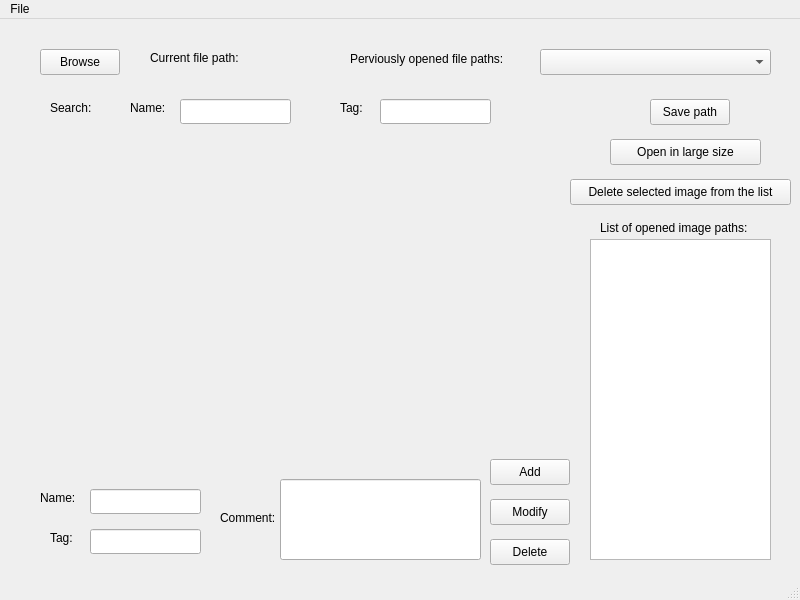
Skiba19/Qt-framework, file Beadando/mainwindow.ui: the form before one commit.
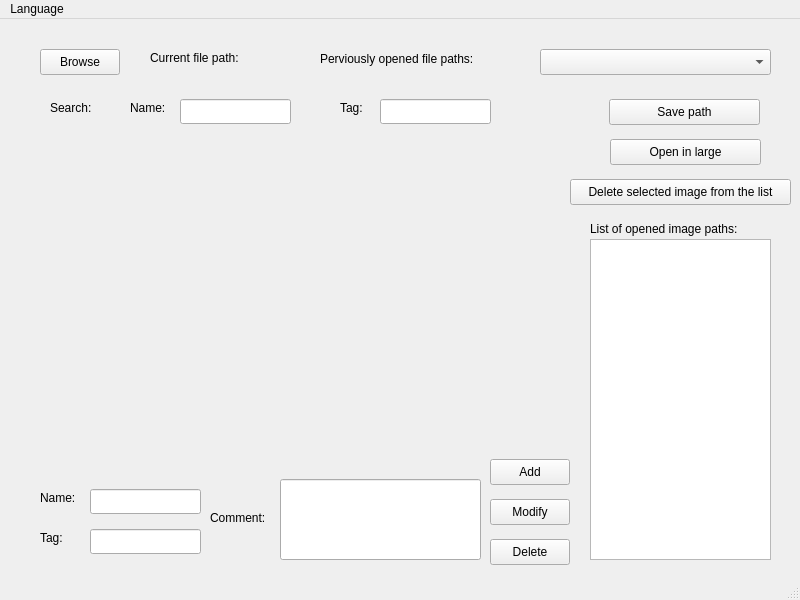
The form after the commit.

Diff of the .ui file:
```diff
--- a/Beadando/mainwindow.ui
+++ b/Beadando/mainwindow.ui
@@ -53,9 +53,9 @@
    <widget class="QLabel" name="label_3">
     <property name="geometry">
      <rect>
-      <x>350</x>
+      <x>320</x>
       <y>30</y>
-      <width>181</width>
+      <width>241</width>
       <height>20</height>
      </rect>
     </property>
@@ -102,10 +102,10 @@
    <widget class="QLabel" name="label_2">
     <property name="geometry">
      <rect>
-      <x>600</x>
+      <x>590</x>
       <y>200</y>
-      <width>181</width>
-      <height>18</height>
+      <width>191</width>
+      <height>20</height>
      </rect>
     </property>
     <property name="text">
@@ -135,15 +135,15 @@
      </rect>
     </property>
     <property name="text">
-     <string>Open in large size</string>
+     <string>Open in large</string>
     </property>
    </widget>
    <widget class="QPushButton" name="saveButton">
     <property name="geometry">
      <rect>
-      <x>650</x>
+      <x>609</x>
       <y>80</y>
-      <width>80</width>
+      <width>151</width>
       <height>26</height>
      </rect>
     </property>
@@ -167,7 +167,7 @@
    <widget class="QLabel" name="label_5">
     <property name="geometry">
      <rect>
-      <x>50</x>
+      <x>40</x>
       <y>510</y>
       <width>54</width>
       <height>18</height>
@@ -269,7 +269,7 @@
    <widget class="QLabel" name="label_6">
     <property name="geometry">
      <rect>
-      <x>220</x>
+      <x>210</x>
       <y>490</y>
       <width>71</width>
       <height>18</height>
@@ -330,7 +330,7 @@
    </property>
    <widget class="QMenu" name="menuMain_Window">
     <property name="title">
-     <string>File</string>
+     <string>Language</string>
     </property>
    </widget>
    <addaction name="menuMain_Window"/>
```
Left out of the diff: 30 changed lines with no effect on the pictures.
